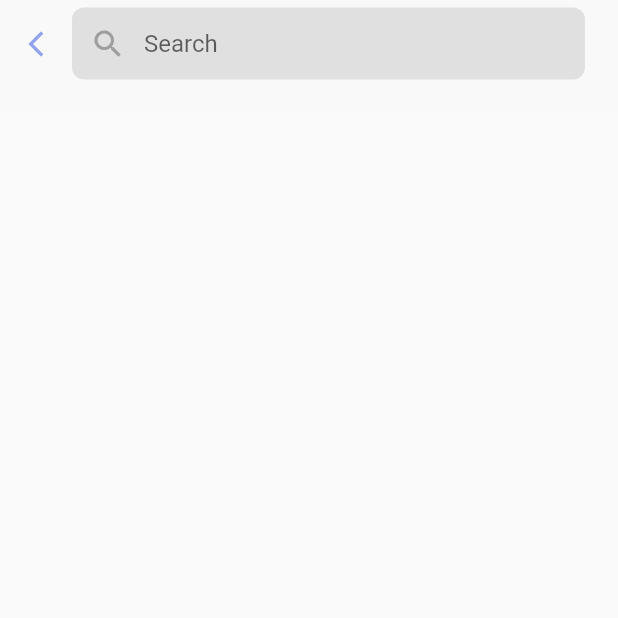
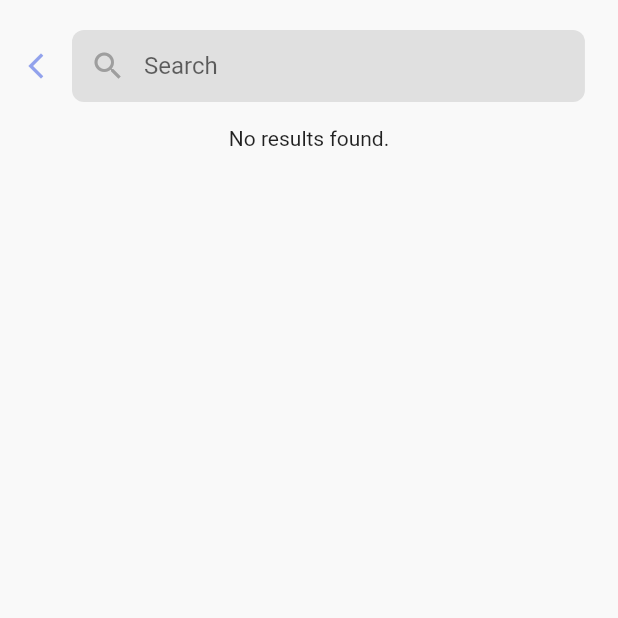
Before and after one commit to wiree65/assignment-techBaseCamp, a Flutter app: the SearchScreen screen opened directly, on a phone screen of 412 x 824 dp, the top half of it. Run offline on Flutter 3.47's test engine with Material 2 defaults, Android fonts, the phone set to English and light mode, and no system bars; our stand-ins replace dio.

Commit message:
update search

```diff
--- a/lib/config/api.dart
+++ b/lib/config/api.dart
@@ -1,2 +1 @@
-// const apiEndpoint = "https://easy-bartering-api-sg-7woev2mtaq-as.a.run.app";
-const apiEndpoint = "https://api.easy-bartering.tech";
+const apiEndpoint = "https://www.omdbapi.com/?apikey=1abc9ab2";
--- /dev/null
+++ b/lib/provider/movieProvider.dart
@@ -0,0 +1,52 @@
+import 'package:flutter/material.dart';
+import 'package:dio/dio.dart';
+
+class Movie {
+  final String title;
+  final String year;
+  final String poster;
+
+  Movie({required this.title, required this.year, required this.poster});
+}
+
+class SearchProvider with ChangeNotifier {
+  List<Movie> _searchResults = [];
+  List<Movie> get searchResults => _searchResults;
+
+  bool _isLoading = false;
+  bool get isLoading => _isLoading;
+
+  final Dio _dio =
+      Dio(BaseOptions(baseUrl: 'https://www.omdbapi.com/?apikey=1abc9ab2'));
+
+  Future<void> performSearch(String query) async {
+    _isLoading = true;
+    notifyListeners();
+
+    try {
+      final response = await _dio.get('', queryParameters: {'s': query});
+      if (response.statusCode == 200) {
+        final data = response.data;
+
+        if (data['Response'] == "True") {
+          final searchResults =
+              List<Movie>.from(data['Search'].map((result) => Movie(
+                    title: result['Title'],
+                    year: result['Year'],
+                    poster: result['Poster'],
+                  )));
+          _searchResults = searchResults;
+        } else {
+          _searchResults = [];
+        }
+      } else {
+        _searchResults = [];
+      }
+    } catch (error) {
+      _searchResults = [];
+    }
+
+    _isLoading = false;
+    notifyListeners();
+  }
+}
--- a/lib/screens/search_screen.dart
+++ b/lib/screens/search_screen.dart
@@ -1,6 +1,7 @@
 import 'package:flutter/material.dart';
-
 import '../components/constants.dart';
+import '../provider/movieProvider.dart';
+import 'package:provider/provider.dart';
 
 class SearchScreen extends StatefulWidget {
   const SearchScreen({Key? key}) : super(key: key);
@@ -10,55 +11,14 @@ class SearchScreen extends StatefulWidget {
 }
 
 class _SearchState extends State<SearchScreen> {
-  // This holds a list of fiction users
-  // You can use data fetched from a database or a server as well
-  final List<Map<String, dynamic>> _allUsers = [
-    {"id": 1, "name": "Andy", "age": 29},
-    {"id": 2, "name": "Aragon", "age": 40},
-    {"id": 3, "name": "Bob", "age": 5},
-    {"id": 4, "name": "Barbara", "age": 35},
-    {"id": 5, "name": "Candy", "age": 21},
-    {"id": 6, "name": "Colin", "age": 55},
-    {"id": 7, "name": "Audra", "age": 30},
-    {"id": 8, "name": "Banana", "age": 14},
-    {"id": 9, "name": "Caversky", "age": 100},
-    {"id": 10, "name": "Becky", "age": 32},
-  ];
-
-  // This list holds the data for the list view
-  List<Map<String, dynamic>> _foundUsers = [];
-  @override
-  initState() {
-    // at the beginning, all users are shown
-    _foundUsers = _allUsers;
-    super.initState();
-  }
-
-  // This function is called whenever the text field changes
-  void _runFilter(String enteredKeyword) {
-    List<Map<String, dynamic>> results = [];
-    if (enteredKeyword.isEmpty) {
-      // if the search field is empty or only contains white-space, we'll display all users
-      results = _allUsers;
-    } else {
-      results = _allUsers
-          .where((user) =>
-              user["name"].toLowerCase().contains(enteredKeyword.toLowerCase()))
-          .toList();
-      // we use the toLowerCase() method to make it case-insensitive
-    }
-
-    // Refresh the UI
-    setState(() {
-      _foundUsers = results;
-    });
-  }
-
-  final ScrollController _scrollController = ScrollController();
+  final _searchController = TextEditingController();
 
   @override
   Widget build(BuildContext context) {
+    final searchProvider = Provider.of<SearchProvider>(context);
     double width = MediaQuery.of(context).size.width;
+    double height = MediaQuery.of(context).size.height;
+    final ScrollController _scrollController = ScrollController();
 
     return Container(
         color: whitePrimary,
@@ -69,11 +29,9 @@ class _SearchState extends State<SearchScreen> {
                     child: SafeArea(
                         child: SingleChildScrollView(
                             controller: _scrollController,
-                      child: Column(
-                        children: [
-                          const SizedBox(
-                            height: 5,
-                          ),
+                            child: Padding(
+                              padding: const EdgeInsets.only(top: 20),
+                              child: Column(children: [
                                 Row(
                                   children: [
                                     IconButton(
@@ -83,17 +41,21 @@ class _SearchState extends State<SearchScreen> {
                                           color: purplePrimary,
                                         ),
                                         onPressed: () {
+                                          searchProvider.searchResults.clear();
                                           Navigator.pop(context);
                                         }),
                                     SizedBox(
                                       width: width * 0.83,
                                       child: TextField(
-                                  onChanged: (value) {
-                                    _runFilter(value);
+                                        controller: _searchController,
+                                        onChanged: (query) {
+                                          searchProvider
+                                              .performSearch(query.trim());
                                         },
                                         decoration: InputDecoration(
                                           filled: true,
-                                    contentPadding: const EdgeInsets.all(14),
+                                          contentPadding:
+                                              const EdgeInsets.all(14),
                                           fillColor: Colors.grey.shade300,
                                           hintText: "Search",
                                           prefixIcon: Icon(
@@ -101,7 +63,8 @@ class _SearchState extends State<SearchScreen> {
                                             color: Colors.grey.shade500,
                                           ),
                                           border: OutlineInputBorder(
-                                      borderRadius: BorderRadius.circular(8),
+                                            borderRadius:
+                                                BorderRadius.circular(8),
                                             borderSide: const BorderSide(
                                               width: 0,
                                               style: BorderStyle.none,
@@ -112,11 +75,43 @@ class _SearchState extends State<SearchScreen> {
                                     ),
                                   ],
                                 ),
-                          const SizedBox(
-                            height: 20,
+                                Container(
+                                  height: height,
+                                  padding: const EdgeInsets.all(16),
+                                  child: searchProvider.isLoading
+                                      ? const Center(
+                                          child: CircularProgressIndicator())
+                                      : searchProvider.searchResults.isEmpty
+                                          ? const Text('No results found.')
+                                          : ListView.builder(
+                                              itemCount: searchProvider
+                                                  .searchResults.length,
+                                              itemBuilder: (context, index) {
+                                                final movie = searchProvider
+                                                    .searchResults[index];
+                                                return ListTile(
+                                                  leading: movie.poster != 'N/A'
+                                                      ? Container(
+                                                          height: 160,
+                                                          width: 50,
+                                                          decoration:
+                                                              BoxDecoration(
+                                                            image:
+                                                                DecorationImage(
+                                                              fit: BoxFit.fill,
+                                                              image: NetworkImage(
+                                                                  movie.poster),
                                                             ),
-                        ],
                                                           ),
-                    ))))));
+                                                        )
+                                                      : const SizedBox.shrink(),
+                                                  title: Text(movie.title),
+                                                  subtitle: Text(movie.year),
+                                                );
+                                              },
+                                            ),
+                                ),
+                              ]),
+                            )))))));
   }
 }
--- a/pubspec.yaml
+++ b/pubspec.yaml
@@ -43,6 +43,7 @@ dev_dependencies:
   dio: ^4.0.0
   expandable_search_bar: ^0.0.1
   flutter_lints: ^1.0.0
+  http: ^0.13.4
 
 # For information on the generic Dart part of this file, see the
 # following page: https://dart.dev/tools/pub/pubspec
```
Also changed, not shown: lib/main.dart (+28 -28 lines), pubspec.lock, 13 other files. Lines whose indentation alone changed are shown as unchanged.
